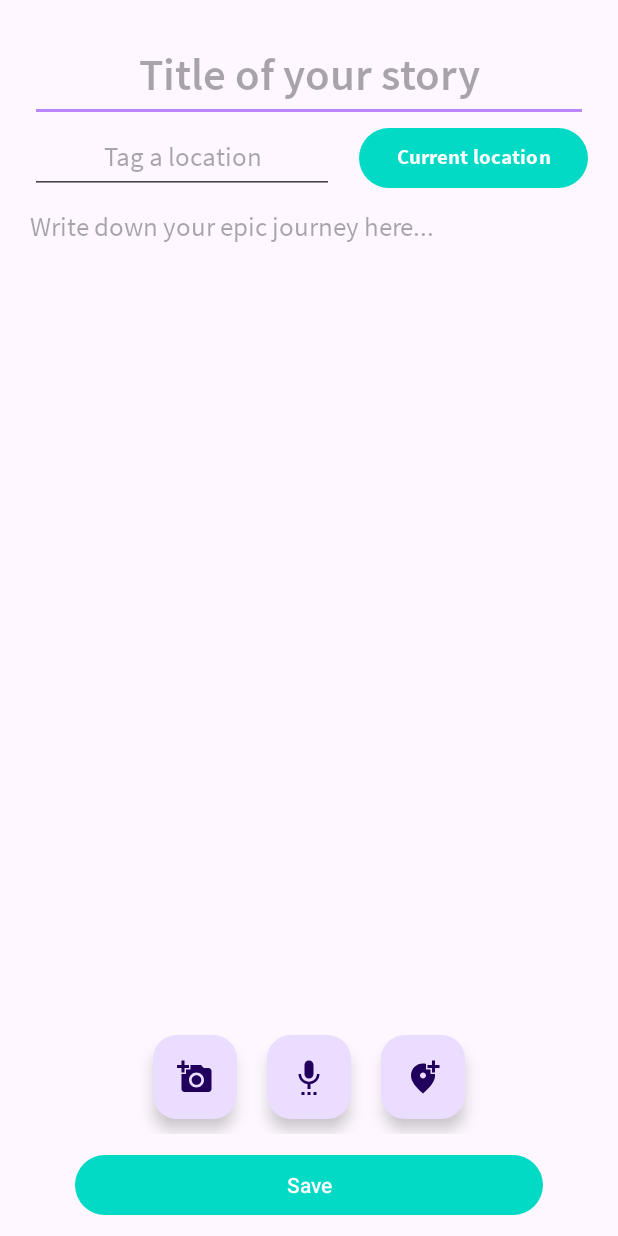
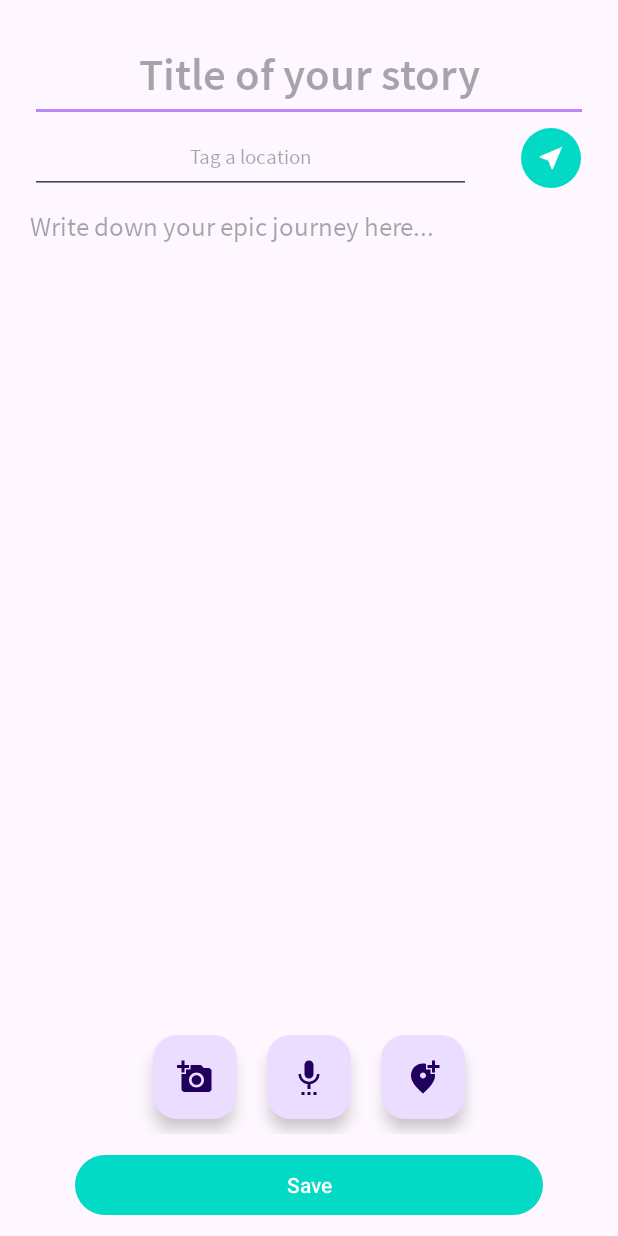
Before and after one commit to soonann/eton, an Android app built with Jetpack Compose: the NoteDetailActivity screen opened directly, with no data from a screen before it, on a phone screen of 412 x 824 dp. Run offline under Robolectric (Android 15) with nearby library versions, the phone set to English and light mode, and no system bars; our stand-ins replace Volley; libraries missing offline, so code that uses them is left out: com.google.mlkit.vision, com.karumi.dexter, io.github.jan.supabase; 11 statements that could not run were skipped.

Commit message:
fixed ui for current location button

```diff
--- a/app/src/main/java/com/example/eton/noteList/NoteListActivity.kt
+++ b/app/src/main/java/com/example/eton/noteList/NoteListActivity.kt
@@ -104,7 +104,9 @@ class NoteListActivity : AppCompatActivity() {
 
             // on search query change
             override fun onQueryTextChange(newText: String?): Boolean {
-                data.clear()
+                if (data != null) {
+                    data.clear()
+                }
                 val searchText = newText!!.toLowerCase(Locale.getDefault())
                 if (searchText.isNotEmpty()) {
 
--- /dev/null
+++ b/app/src/main/res/drawable/near_me.xml
@@ -0,0 +1,5 @@
+<vector android:height="24dp" android:tint="#000000"
+    android:viewportHeight="24" android:viewportWidth="24"
+    android:width="24dp" xmlns:android="http://schemas.android.com/apk/res/android">
+    <path android:fillColor="@android:color/white" android:pathData="M21,3L3,10.53v0.98l6.84,2.65L12.48,21h0.98L21,3z"/>
+</vector>
--- a/app/src/main/res/layout/activity_note_detail.xml
+++ b/app/src/main/res/layout/activity_note_detail.xml
@@ -37,9 +37,10 @@
             android:focusable="false"
             android:focusableInTouchMode="false"
             android:layout_width="0dp"
-            android:layout_weight="1.2"
+            android:layout_weight="1"
             android:layout_height="match_parent"
             android:fontFamily="@font/ssp_regular"
+            android:textSize="14sp"
             android:onClick="onAddLocation"
             android:hint="Tag a location"
             android:gravity="center"/>
@@ -49,14 +50,22 @@
             android:layout_height="match_parent"
             android:layout_weight="0.1"/>
 
-        <Button
+        <com.google.android.material.button.MaterialButton
             android:id="@+id/currentLocationBtn"
-            android:layout_width="0dp"
-            android:layout_weight="0.9"
-            android:layout_height="match_parent"
-            android:onClick="onCurrentLocation"
-            android:text="Current location"
-            android:fontFamily="@font/ssp_bold"/>
+            android:layout_width="wrap_content"
+            android:layout_height="wrap_content"
+            app:icon="@drawable/near_me"
+            style="?attr/materialIconButtonFilledStyle"
+            android:onClick="onCurrentLocation"/>
+<!--        <Button-->
+<!--            android:id="@+id/currentLocationBtn2"-->
+<!--            android:layout_width="0dp"-->
+<!--            android:layout_weight="0.8"-->
+<!--            android:layout_height="match_parent"-->
+<!--            android:onClick="onCurrentLocation"-->
+<!--            android:text="Current location"-->
+<!--            android:textSize="13sp"-->
+<!--            android:fontFamily="@font/ssp_bold"/>-->
     </LinearLayout>
 
     <EditText
```
